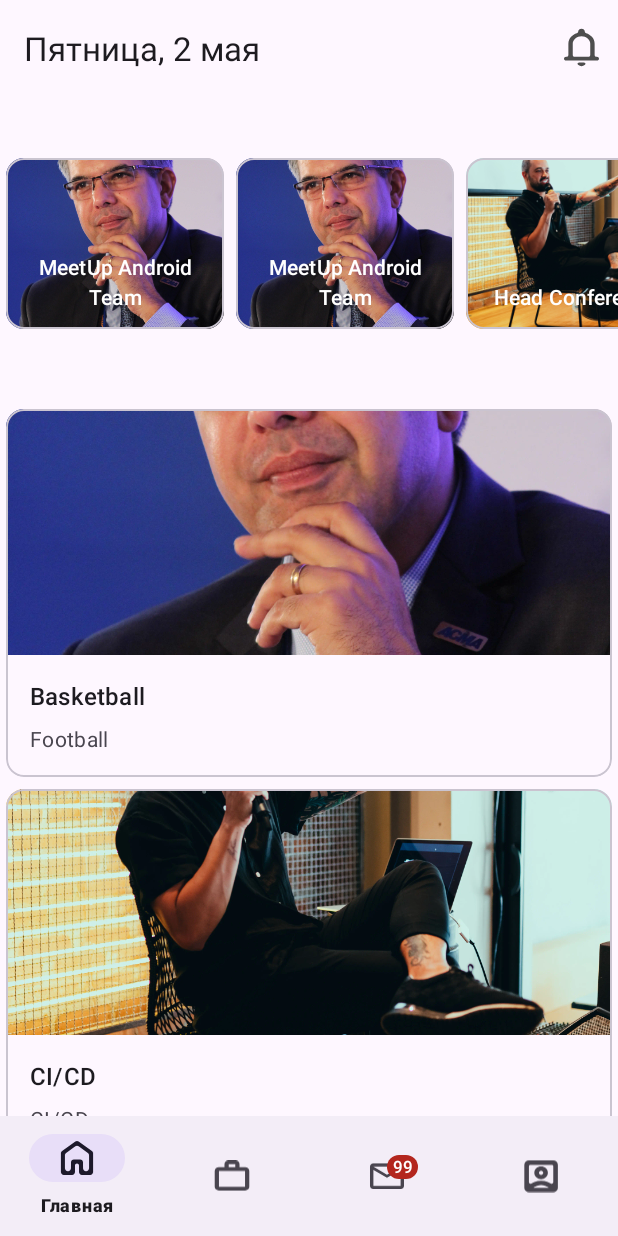
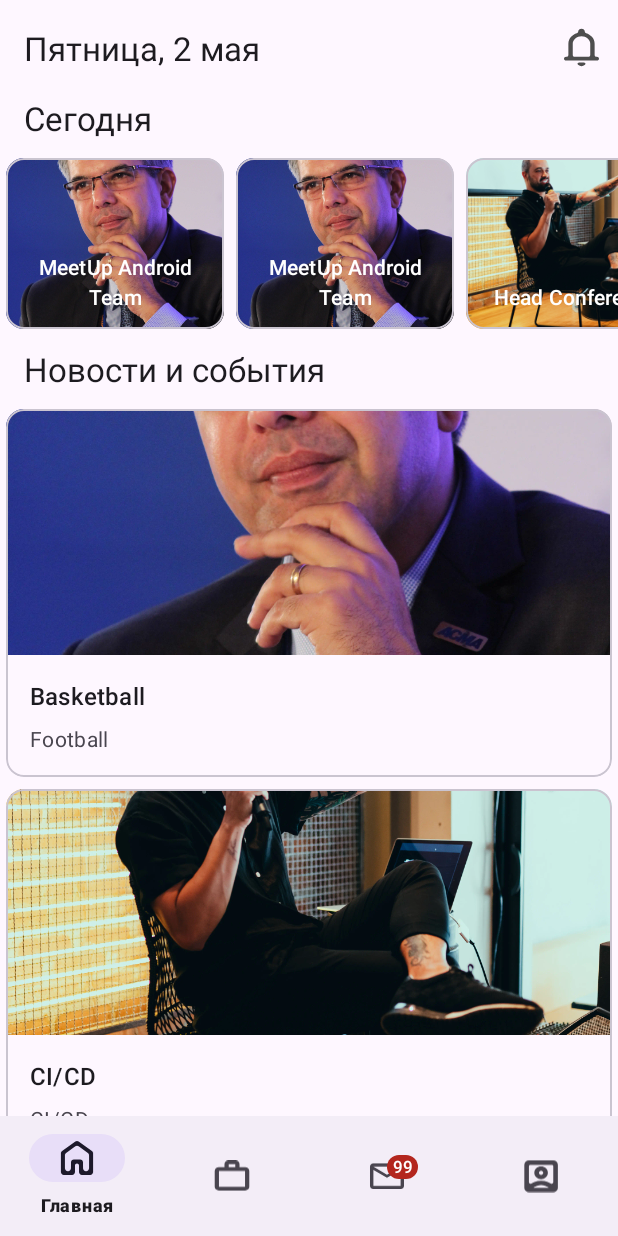
Before and after one commit to savchsm/incubiks, an Android app: the screen it shows after launch (MainActivity), on a phone screen of 412 x 824 dp. Run offline under Robolectric (Android 15) with nearby library versions, the phone set to English and light mode, and no system bars; our stand-ins replace navigation-ui.

Commit message:
@frame - [EventsService, Home Screen] - CheckPoint 2.08 - Hide/Show TopAppBar when scrolling

```diff
--- a/app/src/main/res/layout/activity_main.xml
+++ b/app/src/main/res/layout/activity_main.xml
@@ -19,6 +19,7 @@
         android:layout_width="match_parent"
         android:layout_height="wrap_content"
         android:layout_gravity="bottom"
+        app:layout_behavior="com.google.android.material.behavior.HideBottomViewOnScrollBehavior"
         app:menu="@menu/main_bottom_navigation_menu" />
 
 </androidx.coordinatorlayout.widget.CoordinatorLayout>
--- a/app/src/main/res/layout/fragment_home.xml
+++ b/app/src/main/res/layout/fragment_home.xml
@@ -8,12 +8,15 @@
 
     <com.google.android.material.appbar.AppBarLayout
         android:layout_width="match_parent"
-        android:layout_height="wrap_content">
+        android:layout_height="wrap_content"
+        app:liftOnScroll="true">
 
         <com.google.android.material.appbar.MaterialToolbar
             android:id="@+id/top_app_bar"
             android:layout_width="match_parent"
             android:layout_height="?attr/actionBarSize"
+            app:layout_scrollEffect="compress"
+            app:layout_scrollFlags="scroll|enterAlways|snap"
             app:menu="@menu/top_app_bar"
             app:title="@string/def_app_bar_title"
             app:titleTextAppearance="@style/TextAppearance.Material3.ActionBar.Title" />
@@ -52,8 +55,8 @@
                 <TextView
                     android:layout_width="match_parent"
                     android:layout_height="wrap_content"
-                    android:textAppearance="@style/TextAppearance.Material3.TitleLarge"
-                    tools:text="Новости и события" />
+                    android:text="@string/news"
+                    android:textAppearance="@style/TextAppearance.Material3.TitleLarge" />
 
             </LinearLayout>
 
--- a/app/src/main/res/layout/item_text.xml
+++ b/app/src/main/res/layout/item_text.xml
@@ -1,8 +1,7 @@
 <?xml version="1.0" encoding="utf-8"?>
 <TextView xmlns:android="http://schemas.android.com/apk/res/android"
-    xmlns:tools="http://schemas.android.com/tools"
     android:layout_width="match_parent"
     android:layout_height="wrap_content"
     android:layout_marginStart="16dp"
     android:textAppearance="@style/TextAppearance.Material3.TitleLarge"
-    tools:text="@string/today" />
+    android:text="@string/today" />
--- a/app/src/main/res/values/strings.xml
+++ b/app/src/main/res/values/strings.xml
@@ -12,4 +12,5 @@
     <string name="on_holiday">В отпуске</string>
     <string name="meetup_android_team">MeetUp Android Team</string>
     <string name="def_secondary_text">Примите участи в хакатонемтуломлуомтуолмтоуктмоумтолумотмуомтмут</string>
+    <string name="news">Новости и события</string>
 </resources>
```
